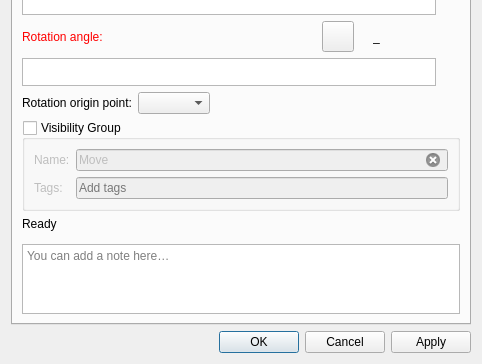
Before: the Qt Designer form src/libs/vtools/dialogs/tools/dialogmove.ui in equinox-patterns/Ostara, drawn with Qt 5; both pictures show x 0 to 482 and y 332 to 696 of the 482 by 696 pixel window.
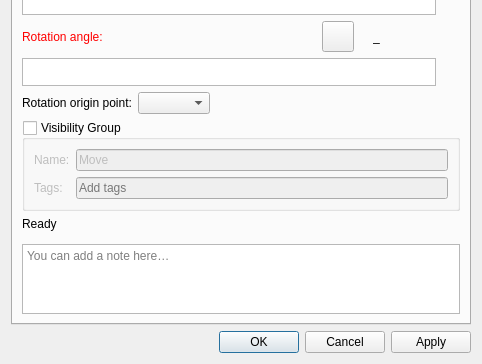
After: the same form once the commit is applied. Icons and pictures are not drawn. Custom widgets are drawn as their Qt base class.

Commit message: Remove clear-button icon from all QLineEdit fields

What changed in the file:
```diff
--- a/src/libs/vtools/dialogs/tools/dialogmove.ui
+++ b/src/libs/vtools/dialogs/tools/dialogmove.ui
@@ -786,9 +786,6 @@
             <property name="text">
              <string>Move</string>
             </property>
-            <property name="clearButtonEnabled">
-             <bool>true</bool>
-            </property>
            </widget>
           </item>
           <item row="1" column="0">
```
Left out of the diff: 3 changed lines with no effect on the pictures. The commit also changes 75 other files.
